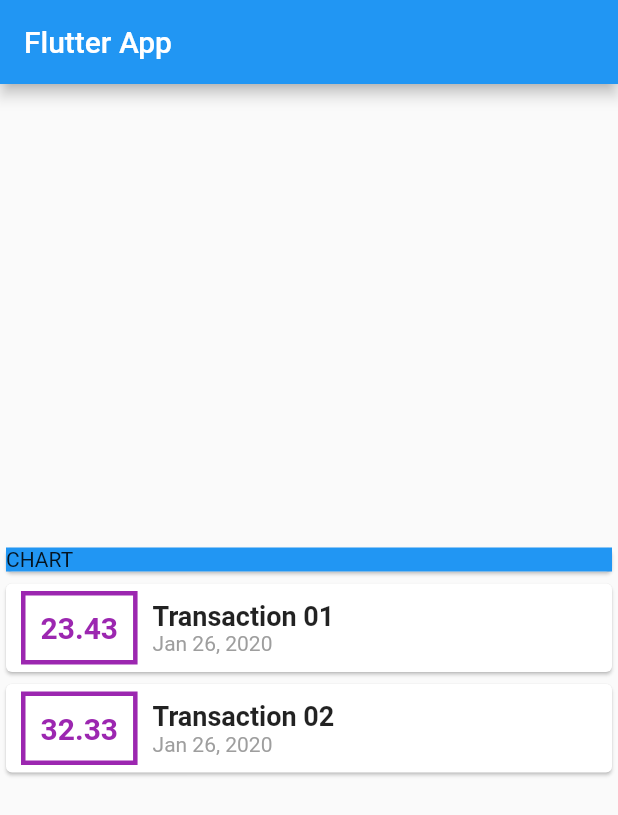
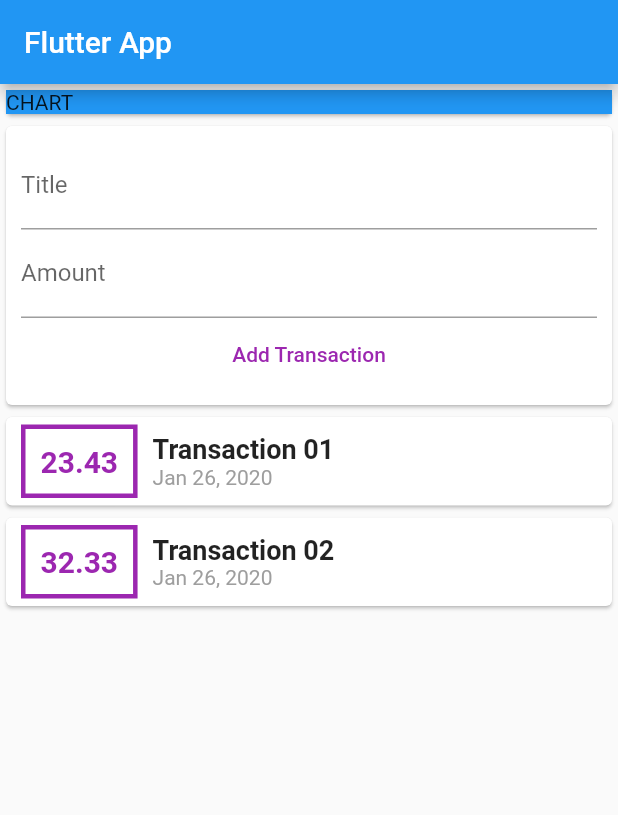
Before and after one commit to rehan-sattar/expenses-app-flutter, a Flutter app: the screen it shows after launch, on a phone screen of 412 x 824 dp. Shown: the top 815 px of the screen. Run offline on Flutter 3.47's test engine with Material 2 defaults, Android fonts, the phone set to English and light mode, and no system bars.

Commit message:
feat(transaction): add transaction form for adding transactions

```diff
--- a/lib/main.dart
+++ b/lib/main.dart
@@ -37,7 +37,6 @@ class MyHomePage extends StatelessWidget {
         title: Text('Flutter App'),
       ),
       body: Column(
-        mainAxisAlignment: MainAxisAlignment.center,
         crossAxisAlignment: CrossAxisAlignment.center,
         children: <Widget>[
           Card(
@@ -45,6 +44,26 @@ class MyHomePage extends StatelessWidget {
               color: Colors.blue,
               width: double.infinity,
               child: Text('CHART'),
+            ),
+          ),
+          Card(
+            child: Container(
+              padding: EdgeInsets.all(10),
+              child: Column(
+                children: <Widget>[
+                  TextField(
+                    decoration: InputDecoration(labelText: 'Title'),
+                  ),
+                  TextField(
+                    decoration: InputDecoration(labelText: 'Amount'),
+                  ),
+                  FlatButton(
+                    child: Text('Add Transaction'),
+                    textColor: Colors.purple,
+                    onPressed: () {},
+                  )
+                ],
+              ),
             ),
           ),
           Column(
```
